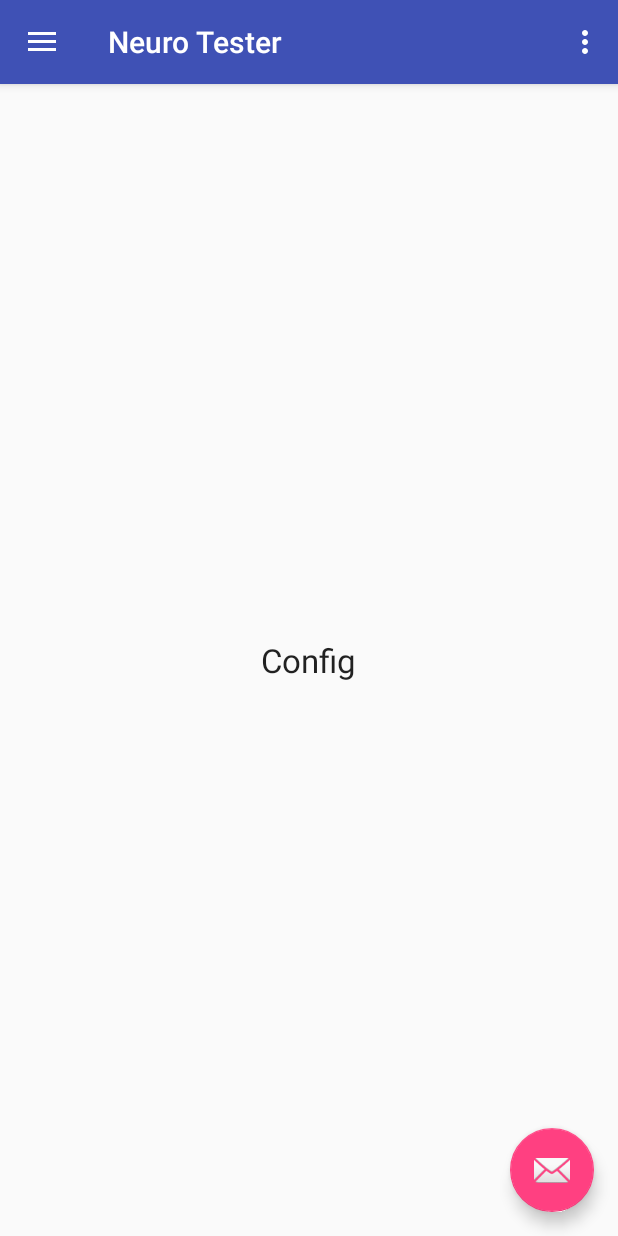
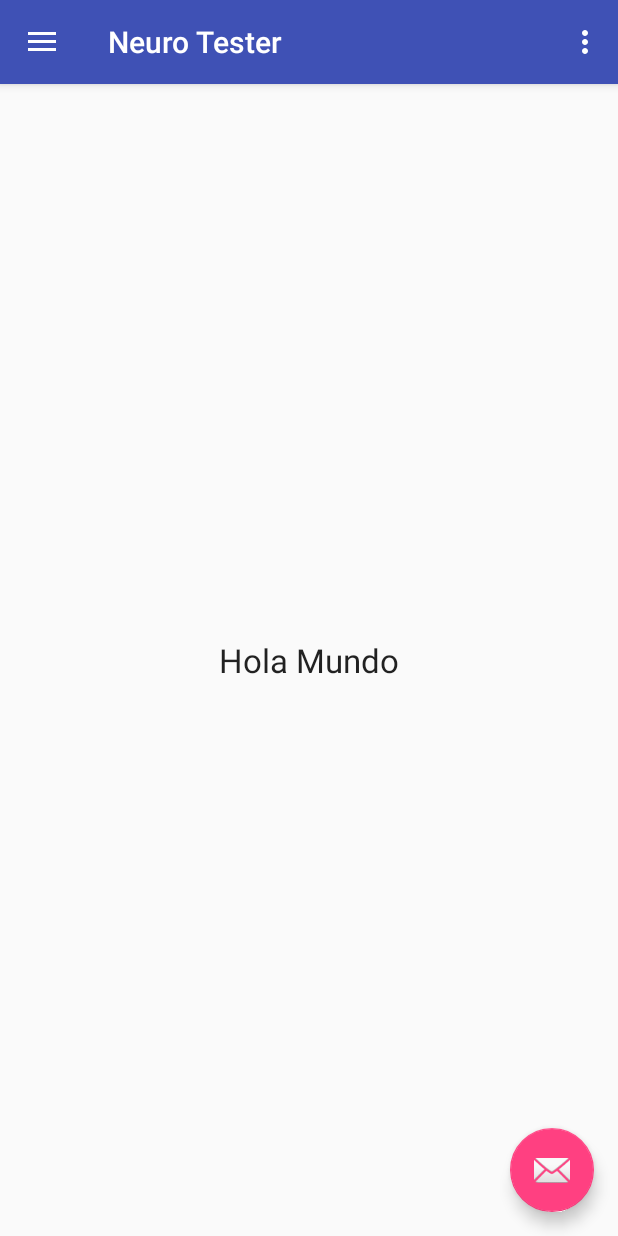
Before and after one commit to tbchk/NeuroTester, an Android app: the fragment ConfigFragment placed in its activity, on a phone screen of 412 x 824 dp. Run offline under Robolectric (Android 15) with nearby library versions, the phone set to English and light mode, and no system bars.

Commit message:
Cambie main_fragment_config.xml

```diff
--- a/app/src/main/res/layout/main_fragment_config.xml
+++ b/app/src/main/res/layout/main_fragment_config.xml
@@ -6,7 +6,7 @@
         android:layout_width="wrap_content"
         android:layout_height="wrap_content"
         android:textAppearance="?android:attr/textAppearanceLarge"
-        android:text="Config"
+        android:text="Hola Mundo"
         android:id="@+id/textView3"
         android:layout_gravity="center" />
 </FrameLayout>
```
Also changed, not shown: 1 other file.
